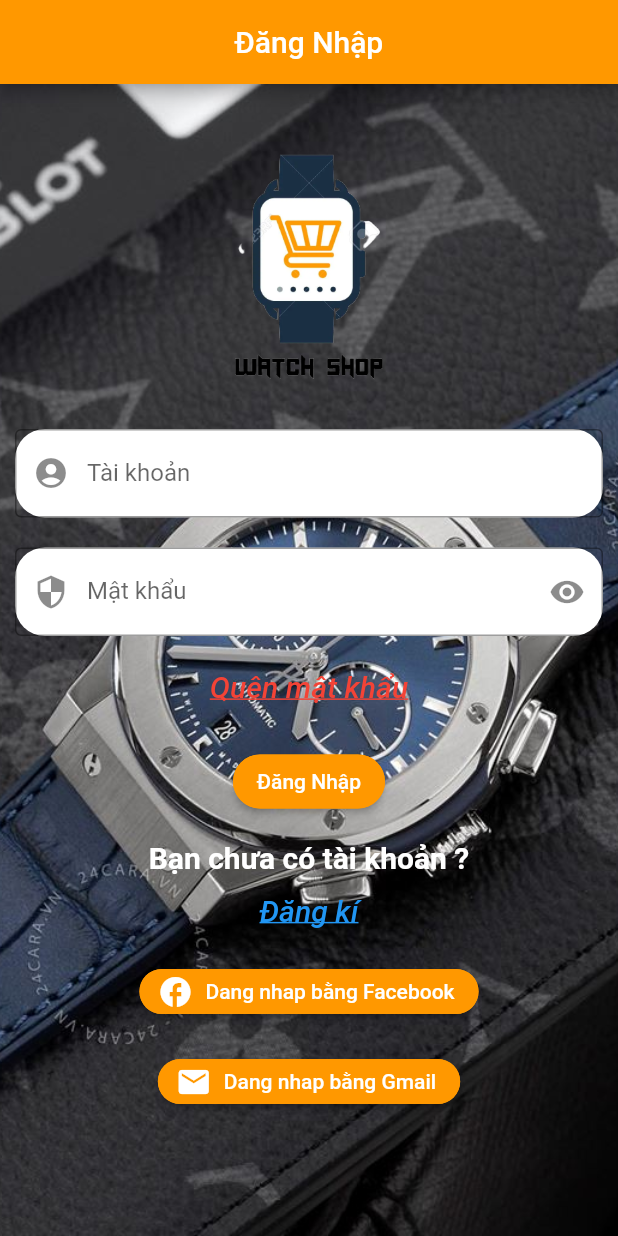
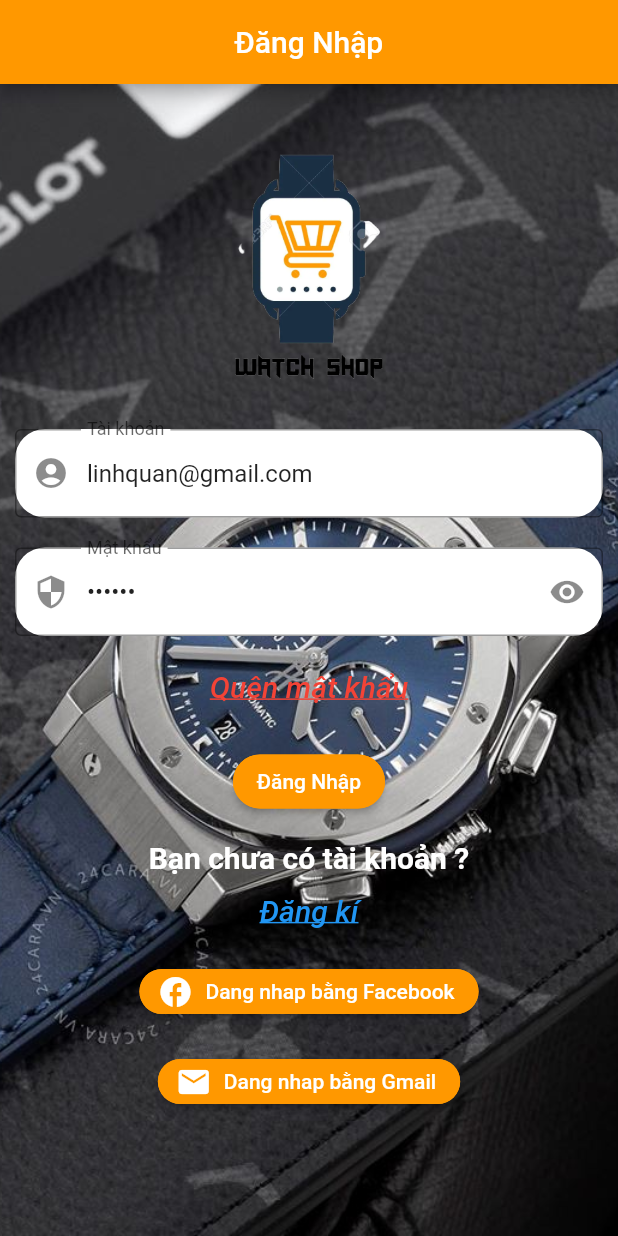
Before and after one commit to huusinh/DoAnFlutter, a Flutter app: the screen it shows after launch, after a tap on "Đăng Nhập", on a phone screen of 412 x 824 dp. Run offline on Flutter 3.47's test engine with Material 2 defaults, Android fonts, the phone set to English and light mode, and no system bars; our stand-ins replace cached_network_image, carousel_slider, curved_navigation_bar, font_awesome_flutter; network calls fail.

Commit message:
login chua validate

```diff
--- a/doanbanhang/lib/api/api_account.dart
+++ b/doanbanhang/lib/api/api_account.dart
@@ -5,25 +5,20 @@ import 'package:doanbanhang/models/account.dart';
 import 'package:flutter/material.dart';
 import 'package:http/http.dart' as http;
 
-Future<List<User>> login(var data) async {
-  List<User> acc = [];
+Future<User> apiLogin(String email, String password) async {
+  User acc;
   String url = "http://10.0.2.2:8000/api/login";
-  var response = await http.post(Uri.parse(url),
-      headers: _setHeader(), body: jsonEncode(data));
-  print(data);
+  var response = await http
+      .post(Uri.parse(url), body: {"email": email, "password": password});
   if (response.statusCode == 200) {
-    dynamic jsondata = json.decode(response.body);
-    dynamic data = jsondata["data"];
-    data.forEach((i) {
-      acc.add(User.fromJson(i));
-    });
-    print(acc.length);
-    return acc;
+    final jsondata = json.decode(response.body);
+    acc = User.fromJson(jsondata);
   } else {
-    print(response.body);
     throw Exception("Fail");
   }
+  return acc;
 }
+
 _setHeader() => {
       'Content-Type': 'application/json; charset=utf-8',
       'Accept': 'application/json'
--- a/doanbanhang/lib/models/account.dart
+++ b/doanbanhang/lib/models/account.dart
@@ -1,40 +1,48 @@
 class User {
-  final int id;
-  final String email;
-  final String password;
-  final String GioiTinh;
-  final String NgaySinh;
-  final String DiaChi;
-  final String SDT;
-  User({
-    required this.id,
-    required this.email,
-      required this.password,
-     required this.GioiTinh,
-      required this.NgaySinh,
-      required this.DiaChi,
-      required this.SDT,
+  int? id;
+  late String name;
+  late String email;
+  String? gioiTinh;
+  String? ngaySinh;
+  String? diaChi;
+  String? sDT;
+  int? quyen;
+  int? trangThai;
 
-  });
+  User(
+      {this.id,
+      required this.name,
+      required this.email,
+      this.gioiTinh,
+      this.ngaySinh,
+      this.diaChi,
+      this.sDT,
+      this.quyen,
+      this.trangThai});
 
-  User.fromJson(Map<String, dynamic> json)
-    :id = json['id'],
-    email = json['email'],
-    password = json['password'],
-    GioiTinh = json['GioiTinh'],
-    NgaySinh = json['NgaySinh'],
-    DiaChi = json['DiaChi'],
-    SDT = json['SDT'];
+  User.fromJson(Map<String, dynamic> json) {
+    id = json['id'];
+    name = json['name'];
+    email = json['email'];
+    gioiTinh = json['GioiTinh'];
+    ngaySinh = json['NgaySinh'];
+    diaChi = json['DiaChi'];
+    sDT = json['SDT'];
+    quyen = json['Quyen'];
+    trangThai = json['TrangThai'];
+  }
 
-
-
-  Map<String, dynamic> toJson()=> {
-    'id' : id,
-    'email' : email,
-    'password' : password,
-    'GioiTinh' : GioiTinh,
-    'NgaySinh' : NgaySinh,
-    'DiaChi' : DiaChi,
-    'SDT' : SDT,
-  };
+  Map<String, dynamic> toJson() {
+    final Map<String, dynamic> data = new Map<String, dynamic>();
+    data['id'] = id;
+    data['name'] = name;
+    data['email'] = email;
+    data['GioiTinh'] = gioiTinh;
+    data['NgaySinh'] = ngaySinh;
+    data['DiaChi'] = diaChi;
+    data['SDT'] = sDT;
+    data['Quyen'] = quyen;
+    data['TrangThai'] = trangThai;
+    return data;
+  }
 }
--- a/doanbanhang/lib/screens/login/log_in.dart
+++ b/doanbanhang/lib/screens/login/log_in.dart
@@ -15,26 +15,8 @@ class Login extends StatefulWidget {
 
 class Logincreen extends State<Login> {
   bool isHiddenPassword = true;
-  TextEditingController email=new TextEditingController();
-  TextEditingController password=new TextEditingController();
-  Future Login() async
-  {
-    Map<String ,String > data ={
-      'email' : email.text,
-      'password'  : password.text,
-
-    };
-    List<User> res = await login(data);
-    if( res.length ==1)
-    {
-      print("chao cac ban");
-      //Navigator.push(context, MaterialPageRoute(builder: (context)=>HomeScreen(account: res)));
-    }
-    else
-    {
-      print("Khong thanh cong");
-    }
-  }
+  TextEditingController email = TextEditingController(text: "linhquan@gmail.com");
+  TextEditingController password = TextEditingController(text: "123456");
   @override
   Widget build(BuildContext context) {
     return MaterialApp(
@@ -48,9 +30,7 @@ class Logincreen extends State<Login> {
         ),
         body: Container(
           decoration: const BoxDecoration(
-            image: DecorationImage(
-                image: AssetImage('assets/images/hublot1.png'),
-                fit: BoxFit.cover),
+            image: DecorationImage(image: AssetImage('assets/images/hublot1.png'), fit: BoxFit.cover),
           ),
           child: Center(
             child: ListView(
@@ -123,23 +103,22 @@ class Logincreen extends State<Login> {
                         onPressed: () {
                           Navigator.push(
                             context,
-                            MaterialPageRoute(
-                                builder: (context) => ForgotPass()),
+                            MaterialPageRoute(builder: (context) => ForgotPass()),
                           );
                         },
                       ),
                       Padding(
                         padding: const EdgeInsets.all(15),
                         child: ElevatedButton(
-                          onPressed: () {
-                           Login();
+                          onPressed: () async {
+                            final List<User> aa = [];
+                            final kq = await apiLogin(email.text, password.text);
+                            Navigator.push(context, MaterialPageRoute(builder: (context) => HomeScreen(account: aa)));
                           },
                           child: const Text('Đăng Nhập'),
                           style: ButtonStyle(
-                            backgroundColor:
-                                MaterialStateProperty.all<Color>(Colors.orange),
-                            shape: MaterialStateProperty.all<
-                                RoundedRectangleBorder>(
+                            backgroundColor: MaterialStateProperty.all<Color>(Colors.orange),
+                            shape: MaterialStateProperty.all<RoundedRectangleBorder>(
                               RoundedRectangleBorder(
                                 borderRadius: BorderRadius.circular(18),
                                 side: BorderSide(color: Colors.orange),
@@ -184,10 +163,8 @@ class Logincreen extends State<Login> {
                             icon: Icon(Icons.facebook),
                             label: Text("Dang nhap bằng Facebook"),
                             style: ButtonStyle(
-                              backgroundColor: MaterialStateProperty.all<Color>(
-                                  Colors.orange),
-                              shape: MaterialStateProperty.all<
-                                  RoundedRectangleBorder>(
+                              backgroundColor: MaterialStateProperty.all<Color>(Colors.orange),
+                              shape: MaterialStateProperty.all<RoundedRectangleBorder>(
                                 RoundedRectangleBorder(
                                   borderRadius: BorderRadius.circular(18),
                                   side: BorderSide(color: Colors.orange),
@@ -206,10 +183,8 @@ class Logincreen extends State<Login> {
                             icon: Icon(Icons.mail),
                             label: Text("Dang nhap bằng Gmail"),
                             style: ButtonStyle(
-                              backgroundColor: MaterialStateProperty.all<Color>(
-                                  Colors.orange),
-                              shape: MaterialStateProperty.all<
-                                  RoundedRectangleBorder>(
+                              backgroundColor: MaterialStateProperty.all<Color>(Colors.orange),
+                              shape: MaterialStateProperty.all<RoundedRectangleBorder>(
                                 RoundedRectangleBorder(
                                   borderRadius: BorderRadius.circular(18),
                                   side: BorderSide(color: Colors.orange),
```
Also changed, not shown: doanbanhang/pubspec.lock, 2 other files.
